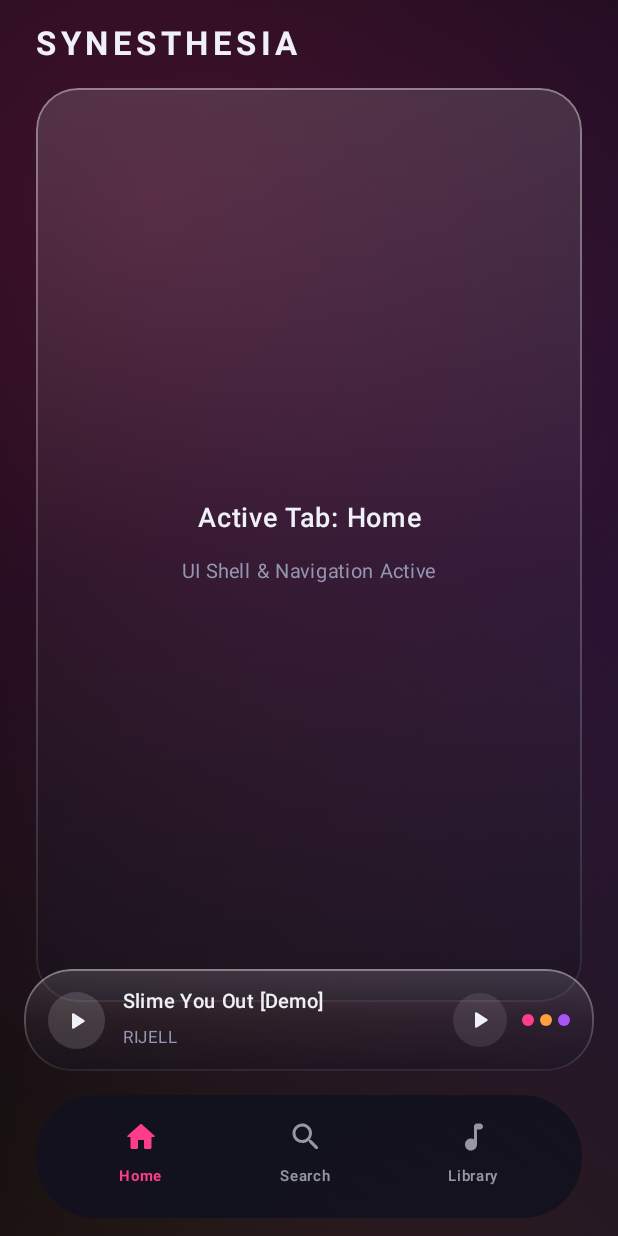
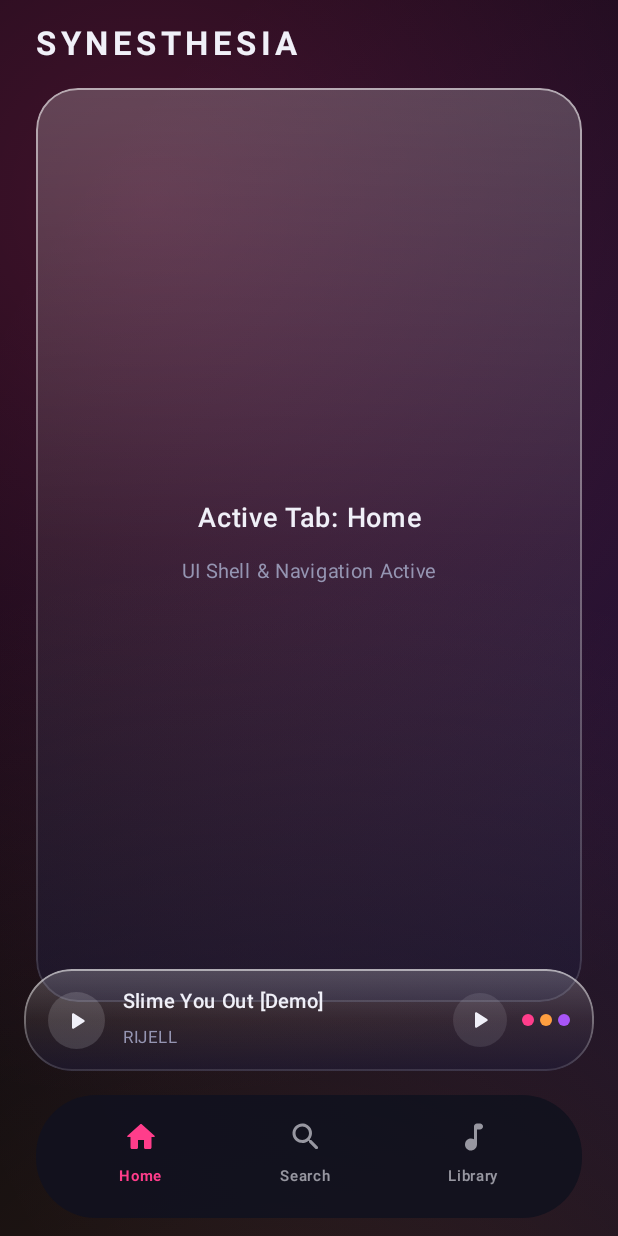
Before and after one commit to hmzzwrld/synesthesia-android, an Android app built with Jetpack Compose: the screen it shows after launch (MainActivity), on a phone screen of 412 x 824 dp. Run offline under Robolectric (Android 15) with nearby library versions, the phone set to English and light mode, and no system bars.

Commit message:
Enhance glass effect colors and gradients
Updated color values for glass effect and enhanced the glassSurface modifier's gradient for a more vibrant appearance.

```diff
--- a/app/src/main/java/com/synesthesia/mobile/ui/theme/Glassmorphism.kt
+++ b/app/src/main/java/com/synesthesia/mobile/ui/theme/Glassmorphism.kt
@@ -12,16 +12,16 @@ import androidx.compose.ui.unit.Dp
 import androidx.compose.ui.unit.dp
 
 // Website Liquid Glass Color & Style Tokens
-val GlassBackgroundDark = Color(0x9912121E) // rgba(18, 18, 30, 0.60)
+val GlassBackgroundDark = Color(0x9912121E)
 val GlassBackgroundBright = Color(0xCCFFFFFF)
-val GlassBorderColor = Color(0x28FFFFFF)     // rgba(255, 255, 255, 0.16)
-val SynesthesiaDarkBg = Color(0xFF05050D)   // --bg-dark from website
+val GlassBorderColor = Color(0x40FFFFFF)     // Increased border luminance
+val SynesthesiaDarkBg = Color(0xFF05050D)
 
 /**
- * Custom Compose Modifier that mimics the website's CSS liquid-glass surface:
- * - Translucent gradient fill
- * - Soft highlight edge borders
- * - Clean clipping to the target shape
+ * Enhanced Liquid Glass Modifier mirroring the website's lush frosted aesthetic:
+ * - Bright top specular highlight gradient
+ * - Rich translucent mid-tones
+ * - Crisp, glowing rim border
  */
 fun Modifier.glassSurface(
     shape: Shape,
@@ -34,14 +34,14 @@ fun Modifier.glassSurface(
             brush = Brush.verticalGradient(
                 colors = if (isDarkTheme) {
                     listOf(
-                        Color.White.copy(alpha = 0.14f),
-                        Color.White.copy(alpha = 0.04f),
-                        Color(0xFF141222).copy(alpha = 0.38f)
+                        Color.White.copy(alpha = 0.22f), // Brighter top specular highlight
+                        Color.White.copy(alpha = 0.07f), // Smooth middle fade
+                        Color(0xFF1E1A38).copy(alpha = 0.55f) // Deep atmospheric tint at bottom
                     )
                 } else {
                     listOf(
-                        Color.White.copy(alpha = 0.85f),
-                        Color.White.copy(alpha = 0.65f)
+                        Color.White.copy(alpha = 0.90f),
+                        Color.White.copy(alpha = 0.70f)
                     )
                 }
             )
@@ -50,8 +50,8 @@ fun Modifier.glassSurface(
             width = borderWidth,
             brush = Brush.verticalGradient(
                 colors = listOf(
-                    Color.White.copy(alpha = 0.38f),
-                    Color.White.copy(alpha = 0.08f)
+                    Color.White.copy(alpha = 0.55f), // Strong top rim light
+                    Color.White.copy(alpha = 0.12f)  // Soft bottom edge
                 )
             ),
             shape = shape
```
